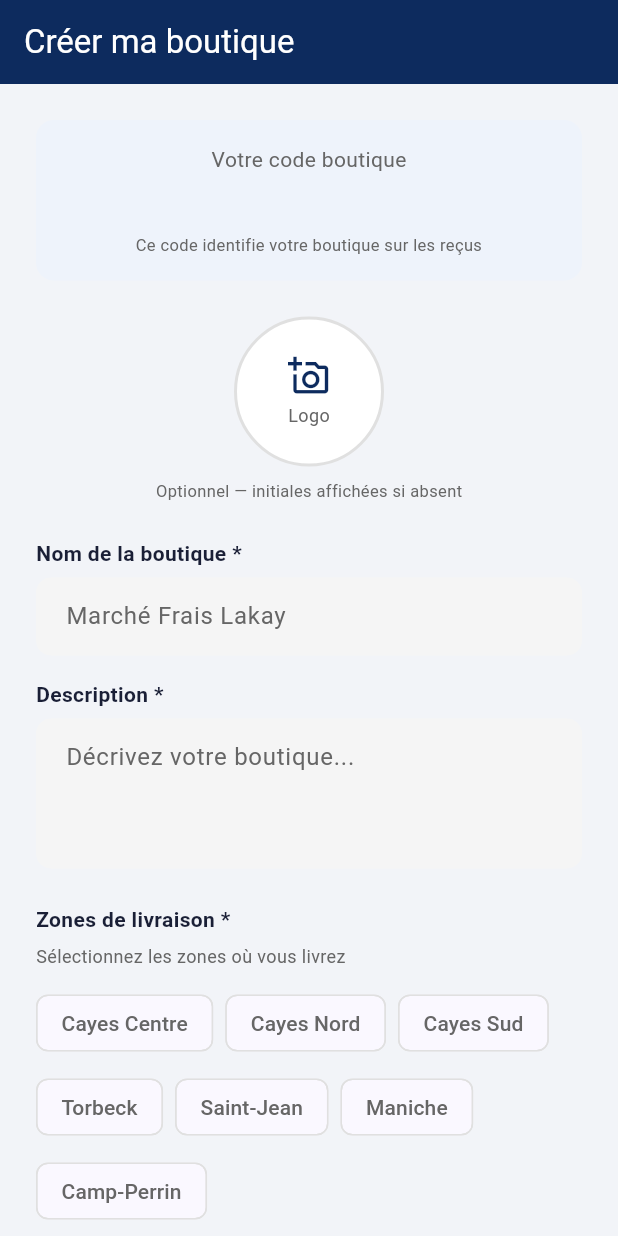
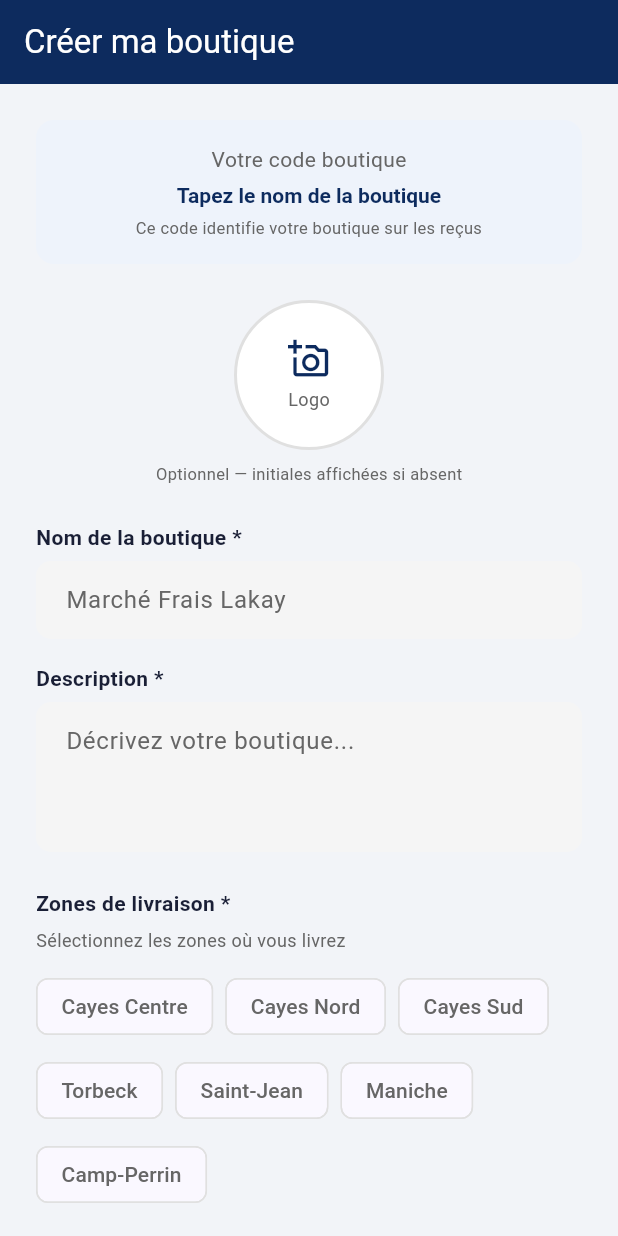
Before and after one commit to Faitza/CommercHaiti, a Flutter app: the CreateShopScreen screen opened by its route, on a phone screen of 412 x 824 dp. Run offline on Flutter 3.47's test engine with Material 3 defaults, Android fonts, the phone set to English and light mode, and no system bars; our stand-ins replace cached_network_image, firebase_core, firebase_messaging, flutter_image_compress, go_router, image_picker and 5 more; missing offline and left inert: tflite_flutter; accounts and stored records are empty; network calls fail.

Commit message:
Demander le nom et la description de la boutique une seule fois
L'inscription vendeur ne demande plus le nom ni la description de la
boutique : ils sont saisis uniquement sur « Créer ma boutique », qui
génère aussi le code boutique à partir du nom et l'enregistre dans
users.shop_code.

Co-Authored-By: Claude Opus 5.5 <noreply@anthropic.com>
Claude-Session: https://claude.ai/code/session_01NsHeYgqojMiHazPDftUMyz

```diff
--- a/lib/router/app_router.dart
+++ b/lib/router/app_router.dart
@@ -256,10 +256,10 @@ class AppRouter {
             builder: (_, state) {
               final data = state.extra as Map<String, dynamic>?;
               return CreateShopScreen(
-                // Sans `extra` (vendeur renvoyé ici par le routeur), on
-                // reprend le code généré à l'inscription (users.shop_code).
+                // Code déjà attribué (anciens comptes : users.shop_code) ;
+                // sinon l'écran le génère à partir du nom de la boutique.
                 shopCode: data?['shopCode'] ??
-                    auth.currentUser?.shopCode ?? 'MFL-2026-0000',
+                    auth.currentUser?.shopCode ?? '',
               );
             },
           ),
--- a/lib/screens/auth/create_shop_screen.dart
+++ b/lib/screens/auth/create_shop_screen.dart
@@ -21,10 +21,11 @@ import 'package:cached_network_image/cached_network_image.dart';
 // informations de sa boutique (nom, description, logo, zones de
 // livraison) avant d'accéder à son tableau de bord.
 class CreateShopScreen extends StatefulWidget {
-  // Code boutique généré côté inscription (ex: "MFL-2026-0000"), affiché
-  // en lecture seule ici et enregistré tel quel avec la boutique.
+  // Code boutique déjà attribué (anciens comptes, users.shop_code). Vide
+  // pour un nouveau vendeur : le code est alors généré ici à partir du
+  // nom de la boutique, saisi une seule fois sur cet écran.
   final String shopCode;
-  const CreateShopScreen({super.key, required this.shopCode});
+  const CreateShopScreen({super.key, this.shopCode = ''});
 
   @override
   State<CreateShopScreen> createState() => _CreateShopScreenState();
@@ -42,6 +43,24 @@ class _CreateShopScreenState extends State<CreateShopScreen> {
 
   final _nomCtrl         = TextEditingController();
   final _descriptionCtrl = TextEditingController();
+
+  // Code boutique affiché et enregistré (voir initState).
+  String _code = '';
+
+  @override
+  void initState() {
+    super.initState();
+    _code = widget.shopCode;
+    // Pas de code reçu : aperçu régénéré en direct à partir du nom saisi.
+    if (widget.shopCode.isEmpty) {
+      _nomCtrl.addListener(() {
+        final nom = _nomCtrl.text.trim();
+        setState(() => _code = nom.isEmpty
+            ? ''
+            : context.read<AuthProvider>().generateShopCode(nom));
+      });
+    }
+  }
 
   // URL du logo une fois uploadé (null tant qu'aucun logo n'a été choisi).
   String? _logoUrl;
@@ -157,7 +176,9 @@ class _CreateShopScreenState extends State<CreateShopScreen> {
       nom: _nomCtrl.text.trim(),
       description: _descriptionCtrl.text.trim(),
       logoUrl: _logoUrl,
-      shopCode: widget.shopCode,
+      shopCode: _code.isNotEmpty
+          ? _code
+          : auth.generateShopCode(_nomCtrl.text.trim()),
       // Convertit chaque zone sélectionnée en objet ZoneLivraison avec
       // des délais de livraison par défaut (20 à 45 minutes).
       zonesLivraison: _zonesSelectionnees.map((z) =>
@@ -171,6 +192,14 @@ class _CreateShopScreenState extends State<CreateShopScreen> {
 
     try {
       await _db.createShop(shop);
+      // Nouveau vendeur : le code boutique est aussi gardé dans son profil
+      // (users.shop_code). Non bloquant : la boutique est déjà créée.
+      if (widget.shopCode.isEmpty) {
+        try {
+          await _db.updateUser(auth.currentUser!.id,
+              {'shop_code': shop.shopCode});
+        } catch (_) {}
+      }
       // Recharge l'ID de boutique dans AuthProvider maintenant qu'une
       // boutique existe pour ce vendeur.
       await auth.refreshShopId();
@@ -224,9 +253,15 @@ class _CreateShopScreenState extends State<CreateShopScreen> {
                   const Text('Votre code boutique',
                       style: TextStyle(color: Color(0xFF666666))),
                   const SizedBox(height: 4),
-                  Text(widget.shopCode, style: const TextStyle(
-                      fontSize: 22, fontWeight: FontWeight.bold,
-                      color: Color(0xFF0D2B5E), letterSpacing: 2)),
+                  Text(_code.isEmpty
+                          ? 'Tapez le nom de la boutique'
+                          : _code,
+                      textAlign: TextAlign.center,
+                      style: TextStyle(
+                          fontSize: _code.isEmpty ? 14 : 22,
+                          fontWeight: FontWeight.bold,
+                          color: const Color(0xFF0D2B5E),
+                          letterSpacing: _code.isEmpty ? 0 : 2)),
                   const SizedBox(height: 4),
                   const Text('Ce code identifie votre boutique sur les reçus',
                       style: TextStyle(fontSize: 11, color: Color(0xFF666666)),
```
Also changed, not shown: lib/providers/auth_provider.dart (+4 -9 lines), lib/screens/auth/auth_screen.dart (+5 -85 lines).
